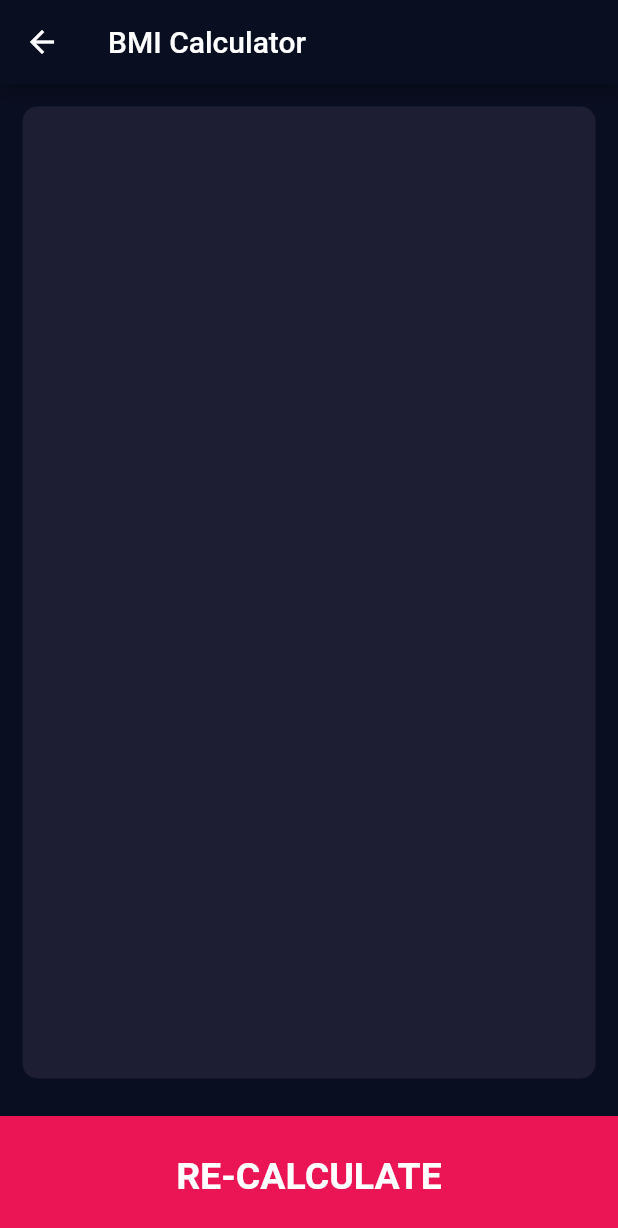
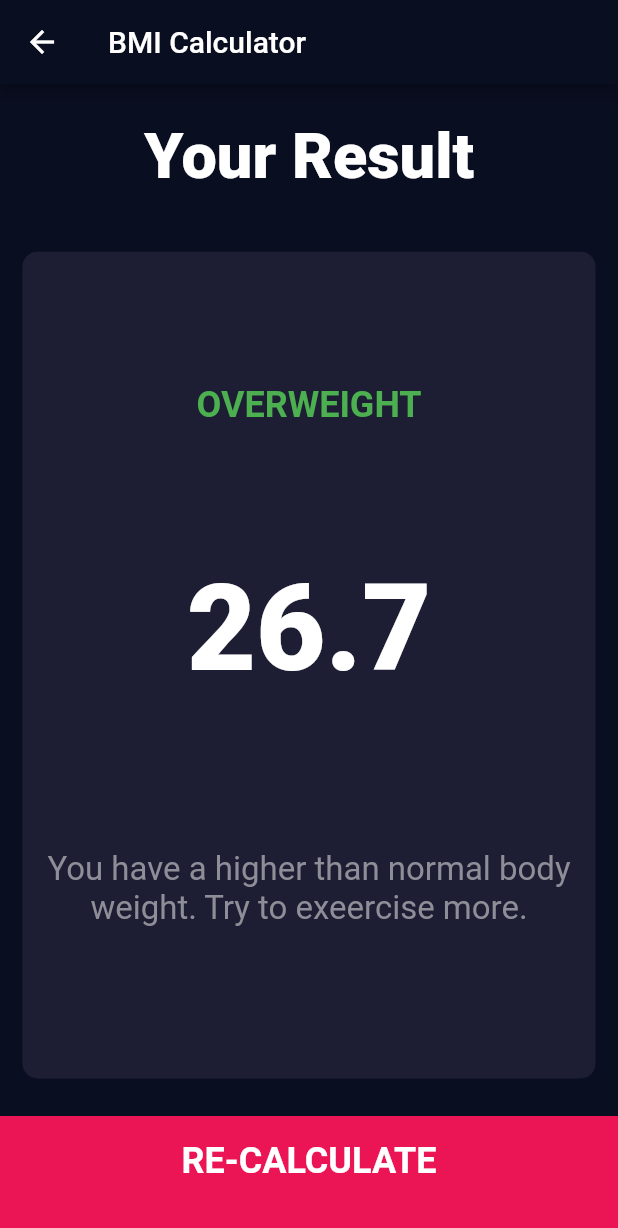
Before and after one commit to reymillenium/bmi_calculator_flutter_updated, a Flutter app: the ResultsPage screen opened by its route, on a phone screen of 412 x 824 dp. Shown: the top 1228 px of the screen. Run offline on Flutter 3.47's test engine with Material 2 defaults, Android fonts, the phone set to English and light mode, and no system bars; our stand-ins replace font_awesome_flutter.

Commit message:
Designed the results_page

```diff
--- a/lib/constants.dart
+++ b/lib/constants.dart
@@ -11,16 +11,39 @@ const kLabelTextStyle = TextStyle(
   color: Color(0xFF8D8E98),
 );
 
+const kBMIExplanationTextStyle = TextStyle(
+  fontSize: 22,
+  color: Color(0xFF8D8E98),
+);
+
 const kHeightAmountTextStyle = TextStyle(
   fontSize: 50,
   fontWeight: FontWeight.w900,
   color: Colors.white,
 );
 
+const kHugeNumbersTextStyle = TextStyle(
+  fontSize: 80,
+  fontWeight: FontWeight.w900,
+  color: Colors.white,
+);
+
+const kBigTitleTextStyle = TextStyle(
+  fontSize: 42,
+  fontWeight: FontWeight.w900,
+  color: Colors.white,
+);
+
 const kLargeButtonTextStyle = TextStyle(
-  fontSize: 25,
+  fontSize: 24,
   fontWeight: FontWeight.bold,
   color: Colors.white,
+);
+
+const kBMIClassificationTextStyle = TextStyle(
+  fontSize: 24,
+  fontWeight: FontWeight.bold,
+  color: Colors.green,
 );
 
 // * * * * * * * * * * * * * * * * * * * * * * * *
--- a/lib/results_page.dart
+++ b/lib/results_page.dart
@@ -16,10 +16,51 @@ class ResultsPage extends StatelessWidget {
         title: Text('BMI Calculator'),
       ),
       body: Column(
+        mainAxisAlignment: MainAxisAlignment.spaceEvenly,
         children: [
+          // Results Title
           Expanded(
-            child: ReusableCard(color: kActiveCardColor),
+            flex: 1,
+            child: Container(
+              child: Center(
+                child: Text(
+                  'Your Result',
+                  style: kBigTitleTextStyle,
+                ),
+              ),
+            ),
           ),
+
+          // Reusable Card: MBI Data
+          Expanded(
+            flex: 6,
+            child: ReusableCard(
+              color: kActiveCardColor,
+              cardChild: Column(
+                mainAxisAlignment: MainAxisAlignment.spaceEvenly,
+                children: [
+                  Text(
+                    'OVERWEIGHT',
+                    style: kBMIClassificationTextStyle,
+                  ),
+                  Text(
+                    '26.7',
+                    style: kHugeNumbersTextStyle,
+                  ),
+                  Padding(
+                    padding: const EdgeInsets.all(12.0),
+                    child: Text(
+                      'You have a higher than normal body weight. Try to exeercise more.',
+                      style: kBMIExplanationTextStyle,
+                      textAlign: TextAlign.center,
+                    ),
+                  ),
+                ],
+              ),
+            ),
+          ),
+
+          // Re-Calculate
           GestureDetector(
             onTap: () {
               // Navigator.pushNamed(context, '/input');
@@ -30,6 +71,7 @@ class ResultsPage extends StatelessWidget {
               margin: EdgeInsets.only(top: 10.0),
               width: double.infinity,
               height: kBottomContainerHeight,
+              padding: EdgeInsets.only(bottom: 20.0),
               child: Center(
                 child: Text(
                   'RE-CALCULATE',
```
